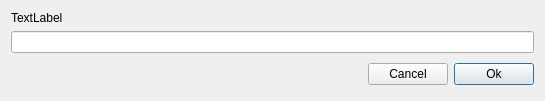
Before: the Qt Designer form lineeditdialog.ui in insilmaril/vym, drawn with Qt 5.
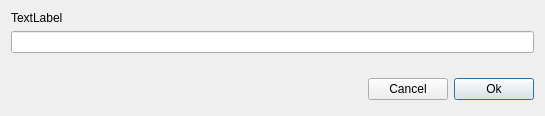
After: the same form once the commit is applied.

The edit to the form file:
```diff
--- a/lineeditdialog.ui
+++ b/lineeditdialog.ui
@@ -7,7 +7,7 @@
     <x>0</x>
     <y>0</y>
     <width>545</width>
-    <height>97</height>
+    <height>116</height>
    </rect>
   </property>
   <property name="windowTitle">
```
Left out of the diff: 26 changed lines with no effect on the pictures.
